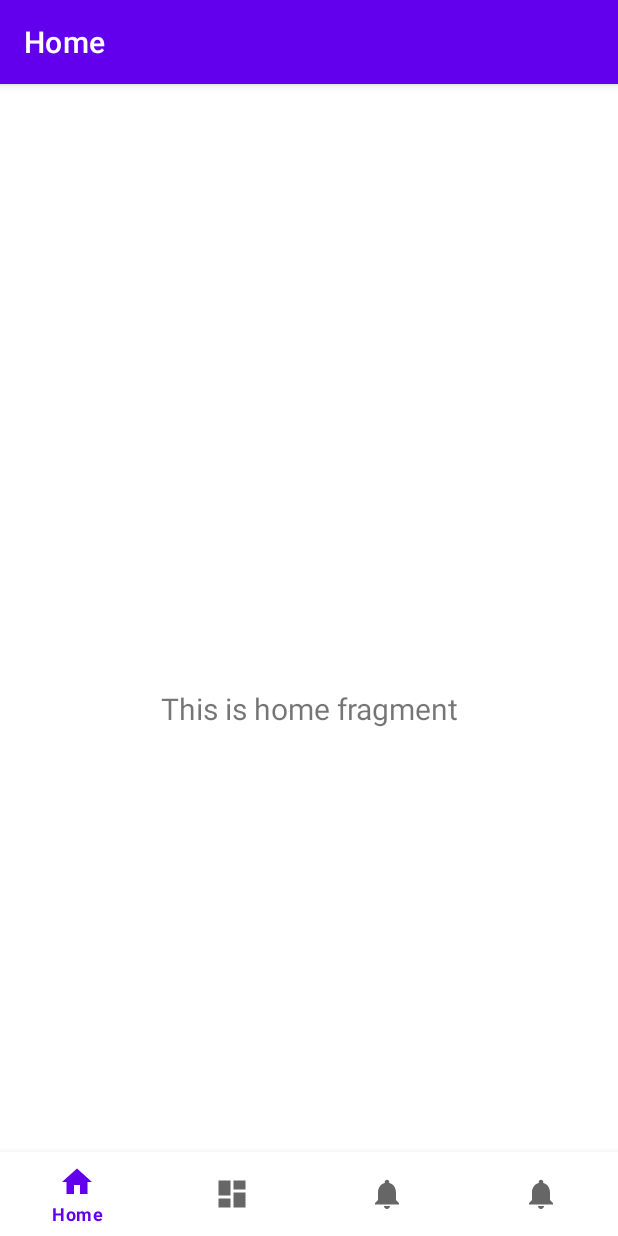
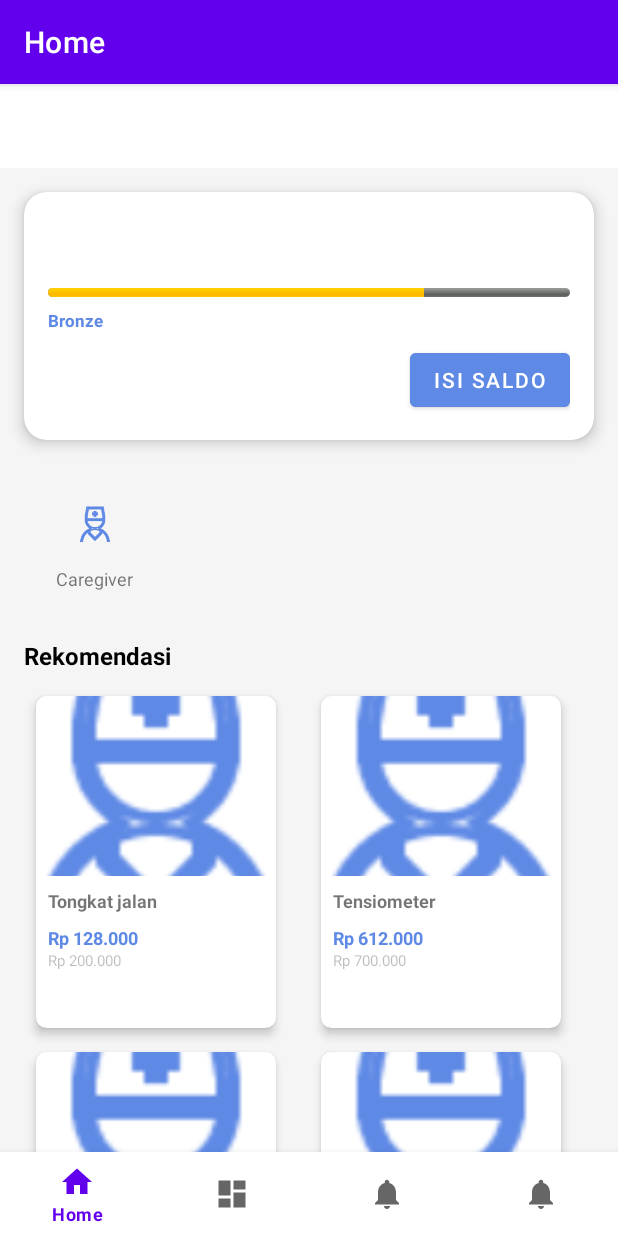
Before and after one commit to Then1ck/OmahCare, an Android app: the screen it shows after launch (MainActivity), on a phone screen of 412 x 824 dp. Run offline under Robolectric (Android 15) with nearby library versions, the phone set to English and light mode, and no system bars; our stand-ins replace navigation-ui.

Commit message:
Home filled 50%

```diff
--- a/app/src/main/java/com/example/myapplication/ui/home/HomeFragment.java
+++ b/app/src/main/java/com/example/myapplication/ui/home/HomeFragment.java
@@ -4,34 +4,49 @@ import android.os.Bundle;
 import android.view.LayoutInflater;
 import android.view.View;
 import android.view.ViewGroup;
-import android.widget.TextView;
 
 import androidx.annotation.NonNull;
 import androidx.fragment.app.Fragment;
-import androidx.lifecycle.ViewModelProvider;
+import androidx.recyclerview.widget.GridLayoutManager;
+import androidx.recyclerview.widget.RecyclerView;
 
-import com.example.myapplication.databinding.FragmentHomeBinding;
+import com.example.myapplication.R;
+import com.example.myapplication.ui.home.products.Product;
+import com.example.myapplication.ui.home.products.ProductAdapter;
+
+import java.util.ArrayList;
+import java.util.List;
 
 public class HomeFragment extends Fragment {
 
-    private FragmentHomeBinding binding;
+    private RecyclerView recyclerView;
+    private ProductAdapter productAdapter;
 
+    @Override
     public View onCreateView(@NonNull LayoutInflater inflater,
                              ViewGroup container, Bundle savedInstanceState) {
-        HomeViewModel homeViewModel =
-                new ViewModelProvider(this).get(HomeViewModel.class);
+        // Inflate your main layout (with header, menu, and recommendation section)
+        View root = inflater.inflate(R.layout.fragment_home, container, false);
 
-        binding = FragmentHomeBinding.inflate(inflater, container, false);
-        View root = binding.getRoot();
+        // Find the RecyclerView from recommendation_section.xml
+        recyclerView = root.findViewById(R.id.recycler_recommendations);
 
-        final TextView textView = binding.textHome;
-        homeViewModel.getText().observe(getViewLifecycleOwner(), textView::setText);
+        // Use a grid with 2 columns
+        recyclerView.setLayoutManager(new GridLayoutManager(getContext(), 2));
+
+        // Prepare sample product data
+        List<Product> products = new ArrayList<>();
+        products.add(new Product("Tongkat jalan", "Rp 128.000", "Rp 200.000", "33%", R.drawable.img));
+        products.add(new Product("Tensiometer", "Rp 612.000", "Rp 700.000", "12%", R.drawable.img));
+        products.add(new Product("Kursi roda", "Rp 2.300.000", "Rp 2.800.000", "18%", R.drawable.img));
+        products.add(new Product("Masker medis", "Rp 50.000", "Rp 75.000", "33%", R.drawable.img));
+        products.add(new Product("Kursi roda", "Rp 2.300.000", "Rp 2.800.000", "18%", R.drawable.img));
+        products.add(new Product("Masker medis", "Rp 50.000", "Rp 75.000", "33%", R.drawable.img));
+
+        // Attach adapter
+        productAdapter = new ProductAdapter(products);
+        recyclerView.setAdapter(productAdapter);
+
         return root;
     }
-
-    @Override
-    public void onDestroyView() {
-        super.onDestroyView();
-        binding = null;
-    }
 }
--- /dev/null
+++ b/app/src/main/java/com/example/myapplication/ui/home/products/Product.java
@@ -0,0 +1,20 @@
+package com.example.myapplication.ui.home.products;
+
+public class Product {
+    private String name, price, oldPrice, discount;
+    private int imageResId;
+
+    public Product(String name, String price, String oldPrice, String discount, int imageResId) {
+        this.name = name;
+        this.price = price;
+        this.oldPrice = oldPrice;
+        this.discount = discount;
+        this.imageResId = imageResId;
+    }
+
+    public String getName() { return name; }
+    public String getPrice() { return price; }
+    public String getOldPrice() { return oldPrice; }
+    public String getDiscount() { return discount; }
+    public int getImageResId() { return imageResId; }
+}
--- /dev/null
+++ b/app/src/main/java/com/example/myapplication/ui/home/products/ProductAdapter.java
@@ -0,0 +1,59 @@
+package com.example.myapplication.ui.home.products;
+
+import android.view.LayoutInflater;
+import android.view.View;
+import android.view.ViewGroup;
+import android.widget.ImageView;
+import android.widget.TextView;
+import androidx.annotation.NonNull;
+import androidx.recyclerview.widget.RecyclerView;
+
+import com.example.myapplication.R;
+
+import java.util.List;
+
+public class ProductAdapter extends RecyclerView.Adapter<ProductAdapter.ProductViewHolder> {
+
+    private List<Product> productList;
+
+    public ProductAdapter(List<Product> productList) {
+        this.productList = productList;
+    }
+
+    @NonNull
+    @Override
+    public ProductViewHolder onCreateViewHolder(@NonNull ViewGroup parent, int viewType) {
+        View view = LayoutInflater.from(parent.getContext())
+                .inflate(R.layout.item_product_card, parent, false);
+        return new ProductViewHolder(view);
+    }
+
+    @Override
+    public void onBindViewHolder(@NonNull ProductViewHolder holder, int position) {
+        Product product = productList.get(position);
+        holder.title.setText(product.getName());
+        holder.price.setText(product.getPrice());
+        holder.oldPrice.setText(product.getOldPrice());
+        holder.discount.setText(product.getDiscount());
+        holder.image.setImageResource(product.getImageResId());
+    }
+
+    @Override
+    public int getItemCount() {
+        return productList.size();
+    }
+
+    static class ProductViewHolder extends RecyclerView.ViewHolder {
+        TextView title, price, oldPrice, discount;
+        ImageView image;
+
+        public ProductViewHolder(@NonNull View itemView) {
+            super(itemView);
+            title = itemView.findViewById(R.id.product_title);
+            price = itemView.findViewById(R.id.product_price);
+            oldPrice = itemView.findViewById(R.id.product_old_price);
+            discount = itemView.findViewById(R.id.product_discount);
+            image = itemView.findViewById(R.id.product_image);
+        }
+    }
+}
--- /dev/null
+++ b/app/src/main/res/layout/feature_menu.xml
@@ -0,0 +1,33 @@
+<?xml version="1.0" encoding="utf-8"?>
+<LinearLayout xmlns:android="http://schemas.android.com/apk/res/android"
+    android:layout_width="match_parent"
+    android:layout_height="wrap_content"
+    android:orientation="horizontal"
+    android:weightSum="4"
+    android:padding="16dp">
+
+    <LinearLayout
+        android:layout_width="0dp"
+        android:layout_height="wrap_content"
+        android:layout_weight="1"
+        android:orientation="vertical"
+        android:gravity="center">
+
+        <ImageView
+            android:layout_width="48dp"
+            android:layout_height="48dp"
+            android:src="@drawable/img"
+            android:padding="12dp"/>
+<!--        android:background="@drawable/bg_circle"-->
+
+        <TextView
+            android:layout_width="wrap_content"
+            android:layout_height="wrap_content"
+            android:text="Caregiver"
+            android:textSize="12sp"
+            android:layout_marginTop="4dp"/>
+<!--        android:fontFamily="@font/poppins_medium"-->
+    </LinearLayout>
+
+    <!-- Repeat the same block for Home Care, OmahMart, OmahRide -->
+</LinearLayout>
--- a/app/src/main/res/layout/fragment_home.xml
+++ b/app/src/main/res/layout/fragment_home.xml
@@ -1,22 +1,13 @@
 <?xml version="1.0" encoding="utf-8"?>
-<androidx.constraintlayout.widget.ConstraintLayout xmlns:android="http://schemas.android.com/apk/res/android"
-    xmlns:app="http://schemas.android.com/apk/res-auto"
-    xmlns:tools="http://schemas.android.com/tools"
+<LinearLayout xmlns:android="http://schemas.android.com/apk/res/android"
     android:layout_width="match_parent"
     android:layout_height="match_parent"
-    tools:context=".ui.home.HomeFragment">
+    android:orientation="vertical"
+    android:background="#F5F5F5">
 
-    <TextView
-        android:id="@+id/text_home"
-        android:layout_width="match_parent"
-        android:layout_height="wrap_content"
-        android:layout_marginStart="8dp"
-        android:layout_marginTop="8dp"
-        android:layout_marginEnd="8dp"
-        android:textAlignment="center"
-        android:textSize="20sp"
-        app:layout_constraintBottom_toBottomOf="parent"
-        app:layout_constraintEnd_toEndOf="parent"
-        app:layout_constraintStart_toStartOf="parent"
-        app:layout_constraintTop_toTopOf="parent" />
-</androidx.constraintlayout.widget.ConstraintLayout>
+    <include layout="@layout/header_balance_card"/>
+    <include layout="@layout/feature_menu"/>
+<!--    <include layout="@layout/item_product_card"/>-->
+    <include layout="@layout/recommendation_section"/>
+
+</LinearLayout>
--- /dev/null
+++ b/app/src/main/res/layout/fragment_home2.xml
@@ -0,0 +1,22 @@
+<?xml version="1.0" encoding="utf-8"?>
+<androidx.constraintlayout.widget.ConstraintLayout xmlns:android="http://schemas.android.com/apk/res/android"
+    xmlns:app="http://schemas.android.com/apk/res-auto"
+    xmlns:tools="http://schemas.android.com/tools"
+    android:layout_width="match_parent"
+    android:layout_height="match_parent"
+    tools:context=".ui.home.HomeFragment">
+
+    <TextView
+        android:id="@+id/text_home"
+        android:layout_width="match_parent"
+        android:layout_height="wrap_content"
+        android:layout_marginStart="8dp"
+        android:layout_marginTop="8dp"
+        android:layout_marginEnd="8dp"
+        android:textAlignment="center"
+        android:textSize="20sp"
+        app:layout_constraintBottom_toBottomOf="parent"
+        app:layout_constraintEnd_toEndOf="parent"
+        app:layout_constraintStart_toStartOf="parent"
+        app:layout_constraintTop_toTopOf="parent" />
+</androidx.constraintlayout.widget.ConstraintLayout>
--- /dev/null
+++ b/app/src/main/res/layout/header_balance_card.xml
@@ -0,0 +1,81 @@
+<?xml version="1.0" encoding="utf-8"?>
+<androidx.cardview.widget.CardView xmlns:android="http://schemas.android.com/apk/res/android"
+    xmlns:app="http://schemas.android.com/apk/res-auto"
+    android:layout_width="match_parent"
+    android:layout_height="wrap_content"
+    android:layout_margin="16dp"
+    app:cardCornerRadius="15dp"
+    app:cardElevation="6dp">
+<!--    android:background="@drawable/bg_gradient_balance"-->
+
+    <LinearLayout
+        android:layout_width="match_parent"
+        android:layout_height="wrap_content"
+        android:orientation="vertical"
+        android:padding="16dp">
+
+        <TextView
+            android:layout_width="wrap_content"
+            android:layout_height="wrap_content"
+            android:text="Total Saldo"
+            android:textColor="@android:color/white"
+            android:textSize="10sp"/>
+<!--        android:fontFamily="@font/poppins_regular"-->
+
+        <TextView
+            android:layout_width="wrap_content"
+            android:layout_height="wrap_content"
+            android:text="Rp 1.000.000,00"
+            android:textColor="@android:color/white"
+            android:textSize="16sp"
+            android:textStyle="bold"
+            android:layout_marginTop="4dp"/>
+<!--        android:fontFamily="@font/poppins_semibold"-->
+
+        <ProgressBar
+            android:layout_width="match_parent"
+            android:layout_height="6dp"
+            android:progress="72"
+            android:max="100"
+            style="@android:style/Widget.ProgressBar.Horizontal"
+            android:layout_marginTop="8dp"/>
+<!--        android:progressDrawable="@drawable/progress_custom"-->
+
+        <LinearLayout
+            android:layout_width="match_parent"
+            android:layout_height="wrap_content"
+            android:orientation="horizontal"
+            android:gravity="center_vertical"
+            android:layout_marginTop="8dp">
+
+            <TextView
+                android:layout_width="wrap_content"
+                android:layout_height="wrap_content"
+                android:text="Bronze"
+                android:textColor="#5e89e5"
+                android:textSize="11sp"
+                android:textStyle="bold"
+                />
+<!--            android:fontFamily="@font/poppins_semibold"-->
+
+            <TextView
+                android:layout_width="wrap_content"
+                android:layout_height="wrap_content"
+                android:text="72 / 100 pts"
+                android:textColor="@android:color/white"
+                android:textSize="10sp"
+                android:layout_marginStart="16dp"/>
+<!--            android:fontFamily="@font/poppins_regular"-->
+        </LinearLayout>
+
+        <Button
+            android:layout_width="wrap_content"
+            android:layout_height="wrap_content"
+            android:text="Isi Saldo"
+            android:textColor="@android:color/white"
+            android:backgroundTint="#5e89e5"
+            android:layout_gravity="end"
+            android:layout_marginTop="8dp"/>
+<!--        android:drawableStart="@drawable/ic_wallet"-->
+    </LinearLayout>
+</androidx.cardview.widget.CardView>
--- /dev/null
+++ b/app/src/main/res/layout/item_product_card.xml
@@ -0,0 +1,62 @@
+<?xml version="1.0" encoding="utf-8"?>
+<androidx.cardview.widget.CardView xmlns:android="http://schemas.android.com/apk/res/android"
+    xmlns:app="http://schemas.android.com/apk/res-auto"
+    android:layout_width="160dp"
+    android:layout_height="wrap_content"
+    app:cardCornerRadius="7dp"
+    app:cardElevation="4dp"
+    android:layout_margin="8dp">
+
+    <LinearLayout
+        android:layout_width="match_parent"
+        android:layout_height="wrap_content"
+        android:orientation="vertical">
+
+        <ImageView
+            android:id="@+id/product_image"
+            android:layout_width="match_parent"
+            android:layout_height="120dp"
+            android:scaleType="centerCrop"/>
+<!--        android:background="@drawable/rounded_top_corners"-->
+
+        <TextView
+            android:id="@+id/product_title"
+            android:layout_width="wrap_content"
+            android:layout_height="wrap_content"
+            android:text="Tongkat jalan"
+            android:textSize="12sp"
+            android:textStyle="bold"
+            android:layout_margin="8dp"/>
+
+        <TextView
+            android:id="@+id/product_price"
+            android:layout_width="wrap_content"
+            android:layout_height="wrap_content"
+            android:text="Rp 128.000"
+            android:textColor="#5e89e5"
+            android:textSize="12sp"
+            android:textStyle="bold"
+            android:layout_marginStart="8dp"/>
+
+        <TextView
+            android:id="@+id/product_old_price"
+            android:layout_width="wrap_content"
+            android:layout_height="wrap_content"
+            android:text="Rp 200.000"
+            android:textSize="10sp"
+            android:layout_marginStart="8dp"
+            android:alpha="0.5"/>
+
+        <TextView
+            android:id="@+id/product_discount"
+            android:layout_width="wrap_content"
+            android:layout_height="wrap_content"
+            android:text="33%"
+            android:textSize="10sp"
+            android:textStyle="bold"
+            android:textColor="@android:color/white"
+            android:padding="4dp"
+            android:layout_margin="8dp"/>
+<!--        android:background="@drawable/bg_discount_tag"-->
+    </LinearLayout>
+</androidx.cardview.widget.CardView>
--- /dev/null
+++ b/app/src/main/res/layout/product_list.xml
@@ -0,0 +1,8 @@
+<?xml version="1.0" encoding="utf-8"?>
+<androidx.recyclerview.widget.RecyclerView xmlns:android="http://schemas.android.com/apk/res/android"
+    android:id="@+id/recycler_products"
+    android:layout_width="match_parent"
+    android:layout_height="match_parent"
+    android:clipToPadding="false"
+    android:padding="8dp"
+    android:scrollbars="vertical"/>
--- /dev/null
+++ b/app/src/main/res/layout/recommendation_section.xml
@@ -0,0 +1,23 @@
+<?xml version="1.0" encoding="utf-8"?>
+<LinearLayout xmlns:android="http://schemas.android.com/apk/res/android"
+    android:layout_width="match_parent"
+    android:layout_height="wrap_content"
+    android:orientation="vertical"
+    android:padding="16dp">
+
+    <TextView
+        android:layout_width="wrap_content"
+        android:layout_height="wrap_content"
+        android:text="Rekomendasi"
+        android:textSize="16sp"
+        android:textStyle="bold"
+        android:textColor="#000000"/>
+<!--    android:fontFamily="@font/poppins_semibold"-->
+
+    <androidx.recyclerview.widget.RecyclerView
+        android:id="@+id/recycler_recommendations"
+        android:layout_width="match_parent"
+        android:layout_height="wrap_content"
+        android:clipToPadding="false"
+        android:paddingTop="8dp"/>
+</LinearLayout>
--- a/app/src/main/res/navigation/mobile_navigation.xml
+++ b/app/src/main/res/navigation/mobile_navigation.xml
@@ -9,7 +9,7 @@
         android:id="@+id/navigation_home"
         android:name="com.example.myapplication.ui.home.HomeFragment"
         android:label="@string/title_home"
-        tools:layout="@layout/fragment_home" />
+        tools:layout="@layout/fragment_home2" />
 
     <fragment
         android:id="@+id/navigation_article"
```
Also changed, not shown: app/src/main/res/drawable/img.png (added).
